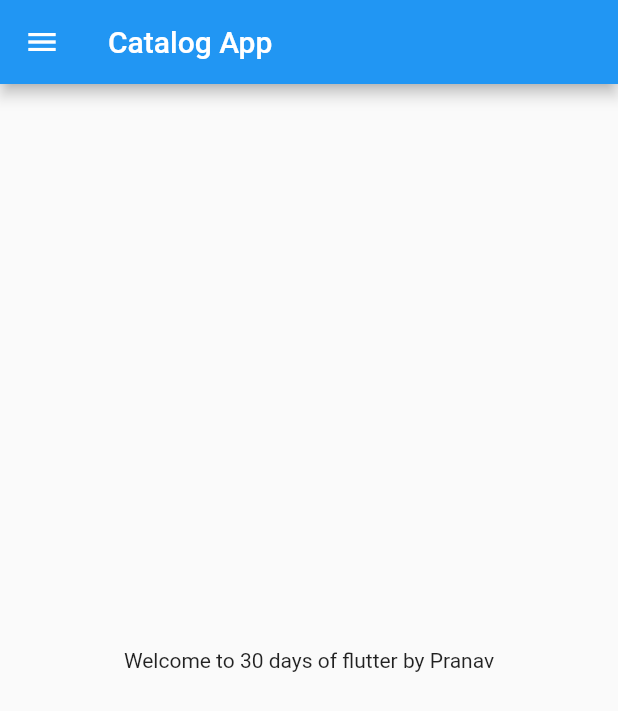
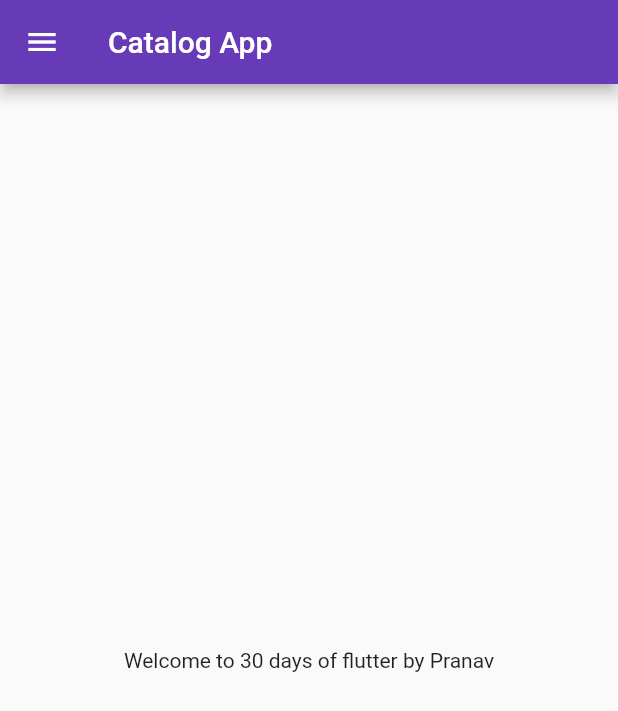
Before and after one commit to Pranav2907/30DaysOfFlutter, a Flutter app: the screen it shows after launch, on a phone screen of 412 x 824 dp. Shown: the top 711 px of the screen. Run offline on Flutter 3.47's test engine with Material 2 defaults, Android fonts, the phone set to English and light mode, and no system bars.

Commit message:
Day 3 completed

```diff
--- a/lib/main.dart
+++ b/lib/main.dart
@@ -1,7 +1,8 @@
 // ignore_for_file: prefer_const_constructors
 
 import 'package:flutter/material.dart';
-import 'package:flutter_catalog/home_page.dart';
+import 'package:flutter_catalog/pages/home_page.dart';
+import 'package:flutter_catalog/pages/login_page.dart';
 
 void main() {
   runApp(const MyApp());
@@ -13,8 +14,16 @@ class MyApp extends StatelessWidget {
   // This widget is the root of your application.
   @override
   Widget build(BuildContext context) {
-  return MaterialApp(
-       home: Homepage(),
+    return MaterialApp(
+      themeMode: ThemeMode.light,
+      theme: ThemeData(primarySwatch: Colors.deepPurple),
+      darkTheme: ThemeData(brightness: Brightness.dark),
+      initialRoute: "/home",
+      routes:{
+          "/" : (context)=> LoginPage(),
+          "/home": (context) => HomePage(),
+          "/login" :(context)=> LoginPage(),
+      },
     );
   }
 }
--- a/lib/home_page.dart
+++ b/lib/pages/home_page.dart
@@ -2,8 +2,8 @@
 
 import 'package:flutter/material.dart';
 
-class  Homepage extends  StatelessWidget {
-  const Homepage({Key? key}) : super(key: key);
+class  HomePage extends  StatelessWidget {
+  const HomePage({Key? key}) : super(key: key);
   final int days = 30;
    final String name = "Pranav";
   @override
```
Also changed, not shown: lib/pages/login_page.dart (added, +22 -0 lines).
